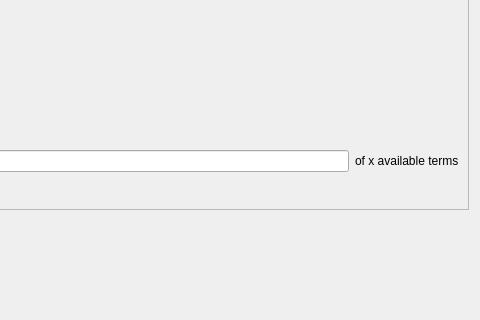
kraken2203/Phan_mem_hoc_tieng_anh, file lession/testdialog.ui: the form before one commit; both pictures show x 228 to 708 and y 131 to 451 of the 708 by 451 pixel window.
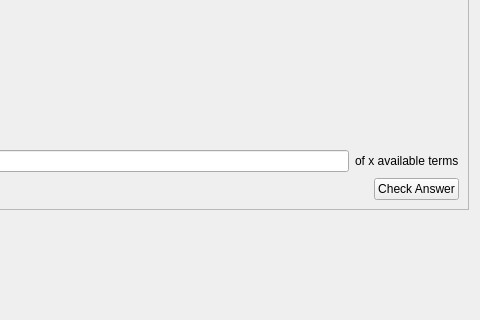
The form after the commit.

Patch:
```diff
--- a/lession/testdialog.ui
+++ b/lession/testdialog.ui
@@ -185,6 +185,13 @@
                 </property>
                </spacer>
               </item>
+              <item>
+               <widget class="QPushButton" name="pushButton_2">
+                <property name="text">
+                 <string>Check Answer</string>
+                </property>
+               </widget>
+              </item>
              </layout>
             </item>
            </layout>
```
